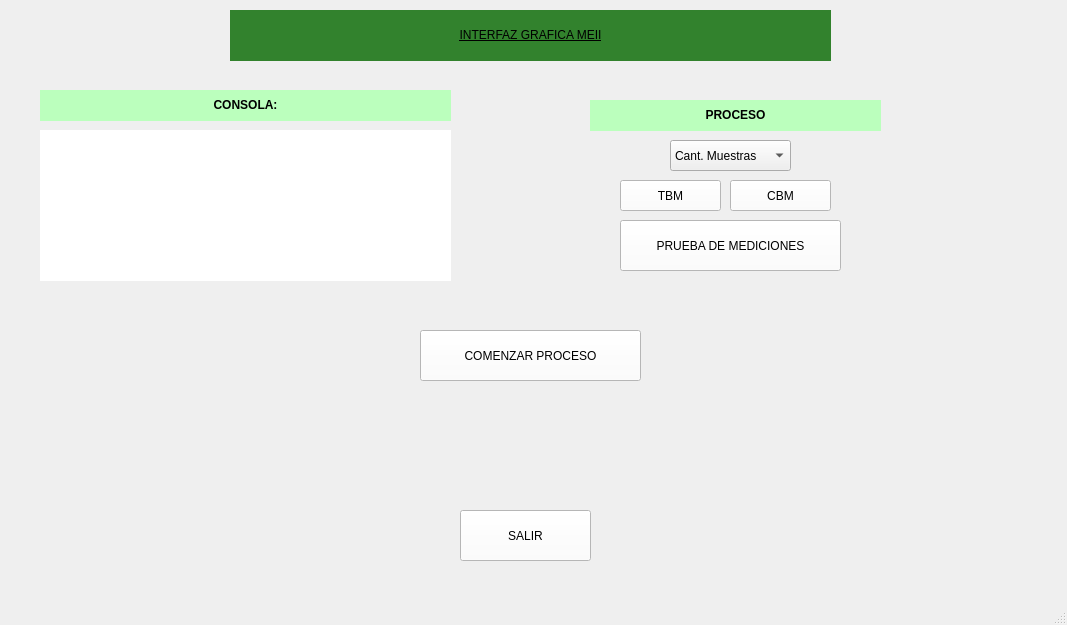
Above: src/Interfaz.ui from JoaCieri/ProyectoMedidasII before the change. Below: the same form after it.
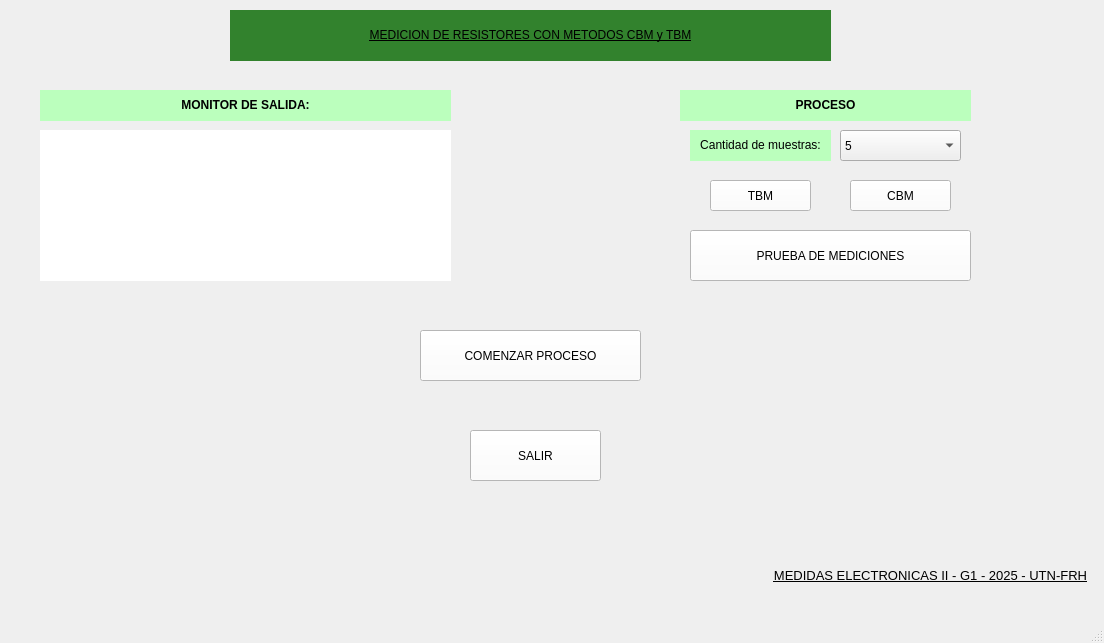
That is the form after the change. Icons and pictures are not drawn.

Commit message: Correcciones generales

Patch:
```diff
--- a/src/Interfaz.ui
+++ b/src/Interfaz.ui
@@ -6,8 +6,8 @@
    <rect>
     <x>0</x>
     <y>0</y>
-    <width>1067</width>
-    <height>625</height>
+    <width>1104</width>
+    <height>643</height>
    </rect>
   </property>
   <property name="windowTitle">
@@ -32,7 +32,7 @@
 background-color: rgb(50, 130, 45);</string>
     </property>
     <property name="text">
-     <string>&lt;html&gt;&lt;head/&gt;&lt;body&gt;&lt;p align=&quot;center&quot;&gt;INTERFAZ GRAFICA MEII&lt;/p&gt;&lt;/body&gt;&lt;/html&gt;</string>
+     <string>&lt;html&gt;&lt;head/&gt;&lt;body&gt;&lt;p align=&quot;center&quot;&gt;MEDICION DE RESISTORES CON METODOS CBM y TBM&lt;/p&gt;&lt;/body&gt;&lt;/html&gt;</string>
     </property>
    </widget>
    <widget class="QLabel" name="label_6">
@@ -48,7 +48,7 @@
      <string notr="true">background-color: rgb(187, 255, 189);</string>
     </property>
     <property name="text">
-     <string>&lt;html&gt;&lt;head/&gt;&lt;body&gt;&lt;p align=&quot;center&quot;&gt;&lt;span style=&quot; font-weight:600;&quot;&gt;CONSOLA:&lt;/span&gt;&lt;/p&gt;&lt;/body&gt;&lt;/html&gt;</string>
+     <string>&lt;html&gt;&lt;head/&gt;&lt;body&gt;&lt;p align=&quot;center&quot;&gt;&lt;span style=&quot; font-weight:600;&quot;&gt;MONITOR DE SALIDA:&lt;/span&gt;&lt;/p&gt;&lt;/body&gt;&lt;/html&gt;</string>
     </property>
    </widget>
    <widget class="QLabel" name="consola">
@@ -71,8 +71,8 @@
    <widget class="QLabel" name="label_7">
     <property name="geometry">
      <rect>
-      <x>590</x>
-      <y>100</y>
+      <x>680</x>
+      <y>90</y>
       <width>291</width>
       <height>31</height>
      </rect>
@@ -87,7 +87,7 @@
    <widget class="QPushButton" name="select_TBM">
     <property name="geometry">
      <rect>
-      <x>620</x>
+      <x>710</x>
       <y>180</y>
       <width>101</width>
       <height>31</height>
@@ -103,7 +103,7 @@
    <widget class="QPushButton" name="select_CBM">
     <property name="geometry">
      <rect>
-      <x>730</x>
+      <x>850</x>
       <y>180</y>
       <width>101</width>
       <height>31</height>
@@ -135,8 +135,8 @@
    <widget class="QPushButton" name="salir">
     <property name="geometry">
      <rect>
-      <x>460</x>
-      <y>510</y>
+      <x>470</x>
+      <y>430</y>
       <width>131</width>
       <height>51</height>
      </rect>
@@ -151,17 +151,12 @@
    <widget class="QComboBox" name="Combobox_3">
     <property name="geometry">
      <rect>
-      <x>670</x>
-      <y>140</y>
+      <x>840</x>
+      <y>130</y>
       <width>121</width>
       <height>31</height>
      </rect>
     </property>
-    <item>
-     <property name="text">
-      <string>Cant. Muestras</string>
-     </property>
-    </item>
     <item>
      <property name="text">
       <string>5</string>
@@ -186,9 +181,9 @@
    <widget class="QPushButton" name="boton_medir">
     <property name="geometry">
      <rect>
-      <x>620</x>
-      <y>220</y>
-      <width>221</width>
+      <x>690</x>
+      <y>230</y>
+      <width>281</width>
       <height>51</height>
      </rect>
     </property>
@@ -199,6 +194,59 @@
      <string>PRUEBA DE MEDICIONES</string>
     </property>
    </widget>
+   <widget class="QLabel" name="label_8">
+    <property name="geometry">
+     <rect>
+      <x>690</x>
+      <y>130</y>
+      <width>141</width>
+      <height>31</height>
+     </rect>
+    </property>
+    <property name="styleSheet">
+     <string notr="true">background-color: rgb(187, 255, 189);</string>
+    </property>
+    <property name="text">
+     <string>&lt;html&gt;&lt;head/&gt;&lt;body&gt;&lt;p align=&quot;center&quot;&gt;Cantidad de muestras:&lt;/p&gt;&lt;/body&gt;&lt;/html&gt;</string>
+    </property>
+   </widget>
+   <widget class="QLabel" name="label_4">
+    <property name="geometry">
+     <rect>
+      <x>770</x>
+      <y>550</y>
+      <width>321</width>
+      <height>51</height>
+     </rect>
+    </property>
+    <property name="toolTip">
+     <string>&lt;html&gt;&lt;head/&gt;&lt;body&gt;&lt;p align=&quot;center&quot;&gt;&lt;br/&gt;&lt;/p&gt;&lt;/body&gt;&lt;/html&gt;</string>
+    </property>
+    <property name="styleSheet">
+     <string notr="true">font: 75 14pt &quot;MS Shell Dlg 2&quot;;
+text-decoration: underline;
+</string>
+    </property>
+    <property name="text">
+     <string>&lt;html&gt;&lt;head/&gt;&lt;body&gt;&lt;p align=&quot;center&quot;&gt;&lt;span style=&quot; font-size:10pt;&quot;&gt;MEDIDAS ELECTRONICAS II - G1 - 2025 - UTN-FRH&lt;/span&gt;&lt;/p&gt;&lt;/body&gt;&lt;/html&gt;</string>
+    </property>
+   </widget>
+   <widget class="QLabel" name="label">
+    <property name="geometry">
+     <rect>
+      <x>820</x>
+      <y>370</y>
+      <width>221</width>
+      <height>191</height>
+     </rect>
+    </property>
+    <property name="text">
+     <string/>
+    </property>
+    <property name="pixmap">
+     <pixmap>logo.png</pixmap>
+    </property>
+   </widget>
   </widget>
   <widget class="QMenuBar" name="menubar">
    <property name="geometry">
```
Left out of the diff: 7 changed lines with no effect on the pictures. The commit also changes 2 other files.
